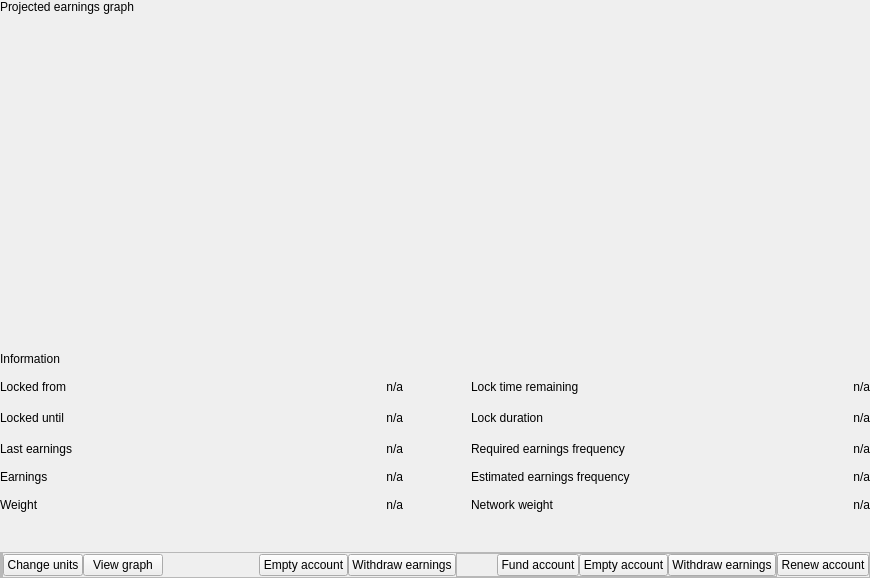
Above: src/qt/_Gulden/forms/witnessdialog.ui from frozenflux3/munt-official before the change. Below: the same form after it.
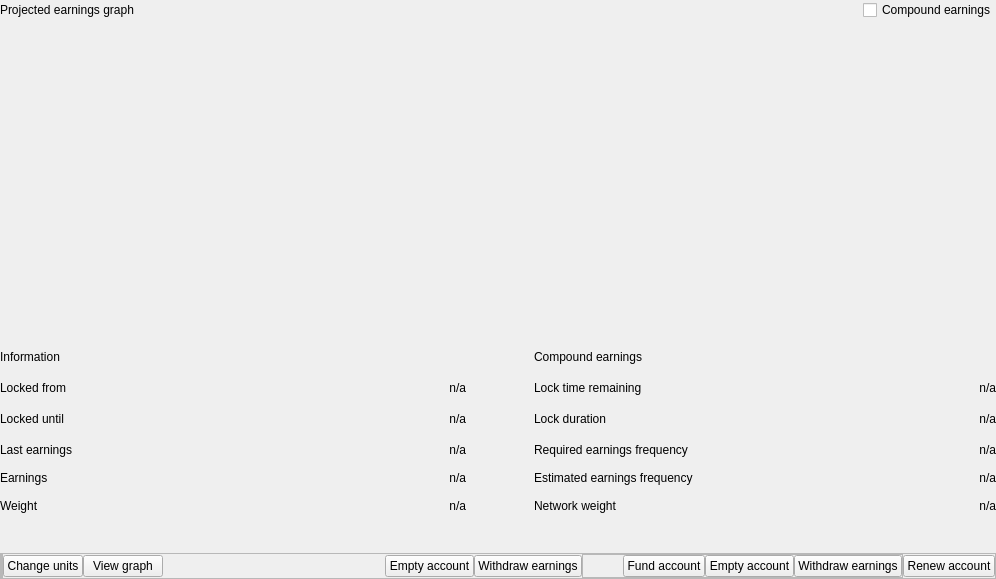
That is the form after the change. The open tabs and pages were chosen to show the change. Custom widgets are drawn as their Qt base class.

Commit message: Add compound earnings checkbox to UI.

The edit to the form file:
```diff
--- a/src/qt/_Gulden/forms/witnessdialog.ui
+++ b/src/qt/_Gulden/forms/witnessdialog.ui
@@ -6,8 +6,8 @@
    <rect>
     <x>0</x>
     <y>0</y>
-    <width>870</width>
-    <height>578</height>
+    <width>996</width>
+    <height>579</height>
    </rect>
   </property>
   <property name="sizePolicy">
@@ -151,14 +151,44 @@
                 <number>0</number>
                </property>
                <item>
-                <widget class="QLabel" name="witnessEarningsGraphHeader">
-                 <property name="text">
-                  <string>Projected earnings graph</string>
+                <layout class="QHBoxLayout" name="horizontalLayout_5" stretch="0,1,0">
+                 <property name="spacing">
+                  <number>0</number>
                  </property>
-                 <property name="indent">
+                 <property name="topMargin">
                   <number>0</number>
                  </property>
-                </widget>
+                 <item>
+                  <widget class="QLabel" name="witnessEarningsGraphHeader">
+                   <property name="text">
+                    <string>Projected earnings graph</string>
+                   </property>
+                   <property name="indent">
+                    <number>0</number>
+                   </property>
+                  </widget>
+                 </item>
+                 <item>
+                  <spacer name="horizontalSpacer_4">
+                   <property name="orientation">
+                    <enum>Qt::Horizontal</enum>
+                   </property>
+                   <property name="sizeHint" stdset="0">
+                    <size>
+                     <width>40</width>
+                     <height>20</height>
+                    </size>
+                   </property>
+                  </spacer>
+                 </item>
+                 <item>
+                  <widget class="QCheckBox" name="compoundEarningsCheckBox">
+                   <property name="text">
+                    <string>Compound earnings</string>
+                   </property>
+                  </widget>
+                 </item>
+                </layout>
                </item>
                <item>
                 <widget class="QwtPlot" name="witnessEarningsPlot" native="true"/>
@@ -434,6 +464,33 @@
                </property>
               </widget>
              </item>
+             <item row="1" column="3">
+              <layout class="QHBoxLayout" name="horizontalLayout_3" stretch="0,1">
+               <property name="spacing">
+                <number>0</number>
+               </property>
+               <item>
+                <widget class="QLabel" name="compoundEarningsCheckBoxLabel">
+                 <property name="text">
+                  <string>Compound earnings</string>
+                 </property>
+                </widget>
+               </item>
+               <item>
+                <spacer name="horizontalSpacer_3">
+                 <property name="orientation">
+                  <enum>Qt::Horizontal</enum>
+                 </property>
+                 <property name="sizeHint" stdset="0">
+                  <size>
+                   <width>40</width>
+                   <height>20</height>
+                  </size>
+                 </property>
+                </spacer>
+               </item>
+              </layout>
+             </item>
             </layout>
            </item>
           </layout>
```
Left out of the diff: 2 changed lines with no effect on the pictures. The commit also changes 2 other files.
